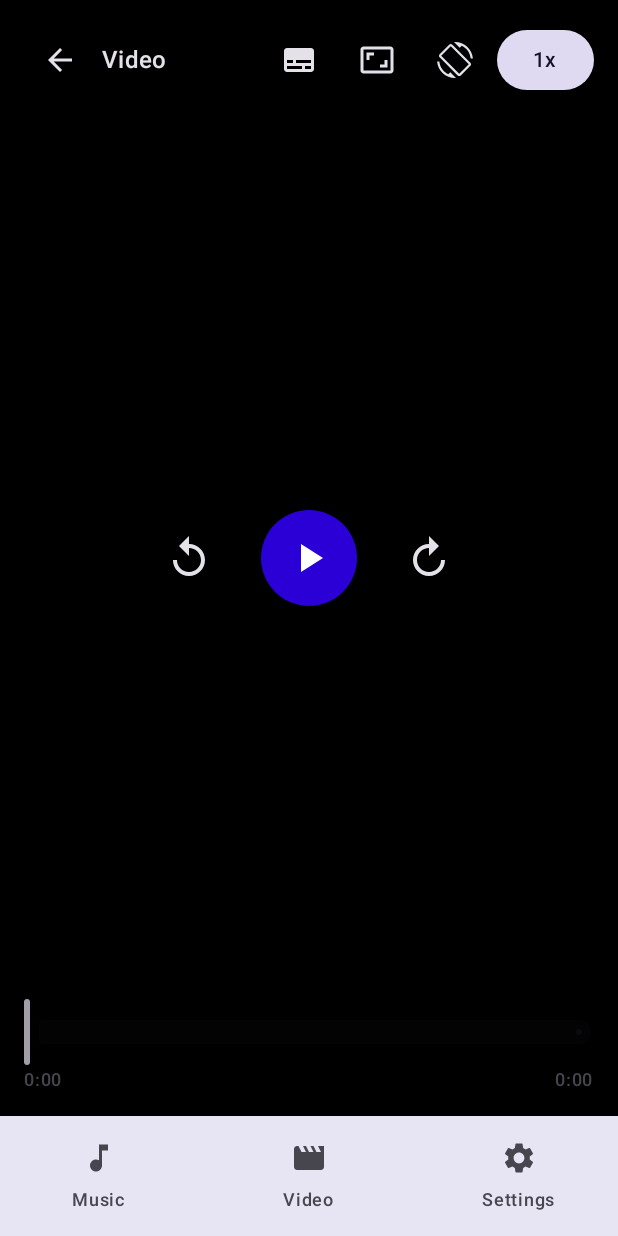
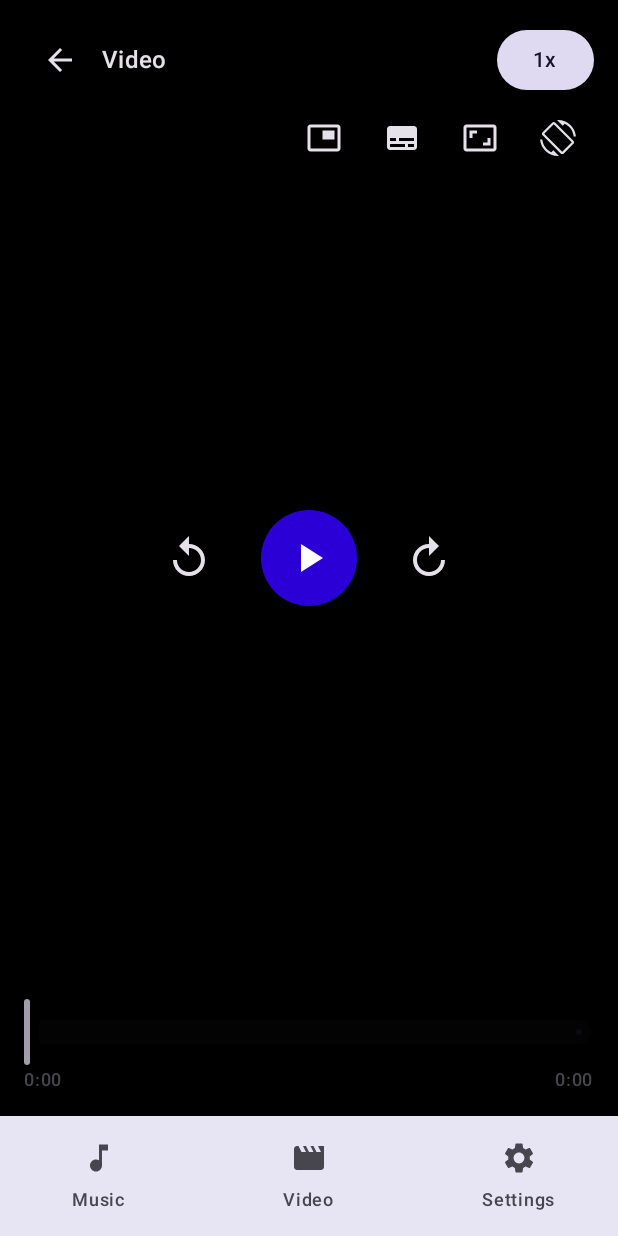
Before and after one commit to FOLISOLOMON/Soniq, an Android app built with Jetpack Compose: the VideoPlayer screen opened through its navigation route, on a phone screen of 412 x 824 dp. Run offline under Robolectric (Android 15) with nearby library versions, the phone set to English and light mode, and no system bars; our stand-ins replace Dagger/Hilt's generated code, navigation suite; libraries missing offline, so code that uses them is left out: androidx.media3.ui; 1 statement that could not run was skipped.

Commit message:
feat(release): add sleep timer, Picture-in-Picture, and externalized release signing template

```diff
--- a/app/src/main/AndroidManifest.xml
+++ b/app/src/main/AndroidManifest.xml
@@ -49,6 +49,8 @@
             android:name=".MainActivity"
             android:exported="true"
             android:launchMode="singleTop"
+            android:supportsPictureInPicture="true"
+            android:configChanges="screenSize|smallestScreenSize|screenLayout|orientation"
             android:theme="@style/Theme.Soniq.Starting"
             android:windowSoftInputMode="adjustResize">
             <intent-filter>
--- a/app/src/main/kotlin/com/soniq/player/SoniqApp.kt
+++ b/app/src/main/kotlin/com/soniq/player/SoniqApp.kt
@@ -49,7 +49,9 @@ fun SoniqApp(
     navController: NavHostController = rememberNavController(),
     playbackState: PlaybackState = PlaybackState(),
     audioEffectsState: AudioEffectsState = AudioEffectsState(),
+    sleepTimerRemainingMs: Long? = null,
     isCurrentFavorite: Boolean = false,
+    isInPipMode: Boolean = false,
     player: Player? = null,
     onPlayAudioQueue: (List<AudioTrack>, Int) -> Unit = { _, _ -> },
     onPlayNext: (AudioTrack) -> Unit = {},
@@ -76,6 +78,9 @@ fun SoniqApp(
     onSetBassBoostStrength: (Int) -> Unit = {},
     onSetGaplessEnabled: (Boolean) -> Unit = {},
     onSetCrossfadeDurationSec: (Int) -> Unit = {},
+    onStartSleepTimer: (Int) -> Unit = {},
+    onCancelSleepTimer: () -> Unit = {},
+    onEnterPip: () -> Unit = {},
     onSelectAudioTrack: (Int, Int) -> Unit = { _, _ -> },
     onSelectSubtitleTrack: (Int?, Int?) -> Unit = { _, _ -> },
     onAddExternalSubtitle: (String, String, String) -> Unit = { _, _, _ -> },
@@ -164,6 +169,9 @@ fun SoniqApp(
                             onSetBassBoostStrength = onSetBassBoostStrength,
                             onSetGaplessEnabled = onSetGaplessEnabled,
                             onSetCrossfadeDurationSec = onSetCrossfadeDurationSec,
+                            sleepTimerRemainingMs = sleepTimerRemainingMs,
+                            onStartSleepTimer = onStartSleepTimer,
+                            onCancelSleepTimer = onCancelSleepTimer,
                         )
                     },
                     videoPlayerContent = {
@@ -176,6 +184,8 @@ fun SoniqApp(
                             onSeekBy = onSeekBy,
                             onCycleSpeed = onCycleSpeed,
                             onLeaveScreen = onPauseIfVideo,
+                            isInPipMode = isInPipMode,
+                            onEnterPip = onEnterPip,
                             onSetSpeed = onSetSpeed,
                             onSelectAudioTrack = onSelectAudioTrack,
                             onSelectSubtitleTrack = onSelectSubtitleTrack,
--- a/app/src/main/kotlin/com/soniq/player/feature/player/NowPlayingScreen.kt
+++ b/app/src/main/kotlin/com/soniq/player/feature/player/NowPlayingScreen.kt
@@ -86,6 +86,9 @@ fun NowPlayingScreen(
     onSetBassBoostStrength: (Int) -> Unit = {},
     onSetGaplessEnabled: (Boolean) -> Unit = {},
     onSetCrossfadeDurationSec: (Int) -> Unit = {},
+    sleepTimerRemainingMs: Long? = null,
+    onStartSleepTimer: (Int) -> Unit = {},
+    onCancelSleepTimer: () -> Unit = {},
     playerLayout: PlayerLayout = SoniqTheme.appearance.playerLayout,
 ) {
     var showQueueSheet by remember { mutableStateOf(false) }
@@ -224,6 +227,9 @@ fun NowPlayingScreen(
             onSetBassBoostStrength = onSetBassBoostStrength,
             onSetGaplessEnabled = onSetGaplessEnabled,
             onSetCrossfadeDurationSec = onSetCrossfadeDurationSec,
+            sleepTimerRemainingMs = sleepTimerRemainingMs,
+            onStartSleepTimer = onStartSleepTimer,
+            onCancelSleepTimer = onCancelSleepTimer,
         )
     }
 }
--- a/app/src/main/kotlin/com/soniq/player/feature/player/VideoPlayerScreen.kt
+++ b/app/src/main/kotlin/com/soniq/player/feature/player/VideoPlayerScreen.kt
@@ -109,6 +109,8 @@ fun VideoPlayerScreen(
     onCycleSpeed: () -> Unit,
     onLeaveScreen: () -> Unit,
     modifier: Modifier = Modifier,
+    isInPipMode: Boolean = false,
+    onEnterPip: () -> Unit = {},
     onSetSpeed: (Float) -> Unit = {},
     onSelectAudioTrack: (Int, Int) -> Unit = { _, _ -> },
     onSelectSubtitleTrack: (Int?, Int?) -> Unit = { _, _ -> },
@@ -410,7 +412,7 @@ fun VideoPlayerScreen(
             }
         }
 
-        if (controlsVisible) {
+        if (controlsVisible && !isInPipMode) {
             Box(
                 modifier = Modifier
                     .fillMaxSize()
@@ -445,6 +447,34 @@ fun VideoPlayerScreen(
                             overflow = TextOverflow.Ellipsis,
                             modifier = Modifier.weight(1f),
                         )
+                        FilledTonalButton(
+                            onClick = {
+                                if (showSpeedRow) onCycleSpeed() else showSpeedRow = true
+                            },
+                        ) {
+                            Text(
+                                text = stringResource(
+                                    R.string.player_speed_label,
+                                    PlaybackViewModel.formatSpeed(playbackState.playbackSpeed),
+                                ),
+                            )
+                        }
+                    }
+
+                    Row(
+                        modifier = Modifier
+                            .fillMaxWidth()
+                            .horizontalScroll(rememberScrollState()),
+                        horizontalArrangement = Arrangement.spacedBy(spacing.xs, Alignment.End),
+                        verticalAlignment = Alignment.CenterVertically,
+                    ) {
+                        IconButton(onClick = onEnterPip) {
+                            Icon(
+                                painter = painterResource(R.drawable.ic_picture_in_picture),
+                                contentDescription = stringResource(R.string.video_pip_action),
+                                tint = SoniqNeutrals.DarkOnSurface,
+                            )
+                        }
                         IconButton(onClick = { showTracksSheet = true }) {
                             Icon(
                                 painter = painterResource(R.drawable.ic_subtitles),
@@ -487,18 +517,6 @@ fun VideoPlayerScreen(
                                 painter = painterResource(R.drawable.ic_screen_rotation),
                                 contentDescription = stringResource(R.string.video_orientation_toggle),
                                 tint = SoniqNeutrals.DarkOnSurface,
-                            )
-                        }
-                        FilledTonalButton(
-                            onClick = {
-                                if (showSpeedRow) onCycleSpeed() else showSpeedRow = true
-                            },
-                        ) {
-                            Text(
-                                text = stringResource(
-                                    R.string.player_speed_label,
-                                    PlaybackViewModel.formatSpeed(playbackState.playbackSpeed),
-                                ),
                             )
                         }
                     }
--- /dev/null
+++ b/app/src/main/res/drawable/ic_picture_in_picture.xml
@@ -0,0 +1,11 @@
+<?xml version="1.0" encoding="utf-8"?>
+<vector xmlns:android="http://schemas.android.com/apk/res/android"
+    android:width="24dp"
+    android:height="24dp"
+    android:tint="?android:attr/colorControlNormal"
+    android:viewportWidth="24"
+    android:viewportHeight="24">
+    <path
+        android:fillColor="@android:color/white"
+        android:pathData="M19,7h-8v6h8V7zM21,3H3C1.9,3 1,3.9 1,5v14c0,1.1 0.9,1.98 2,1.98h18c1.1,0 2,-0.88 2,-1.98V5c0,-1.1 -0.9,-2 -2,-2zm0,16.01H3V4.98h18v14.03z" />
+</vector>
```
Also changed, not shown: app/build.gradle.kts (+19 -0 lines), app/src/main/kotlin/com/soniq/player/MainActivity.kt (+62 -0 lines), app/src/main/kotlin/com/soniq/player/core/playback/SoniqPlaybackService.kt (+7 -0 lines), app/src/main/kotlin/com/soniq/player/core/playback/SoniqSleepTimerManager.kt (added, +68 -0 lines), app/src/main/kotlin/com/soniq/player/feature/player/AudioEffectsSheet.kt (+44 -0 lines), app/src/main/kotlin/com/soniq/player/feature/player/PlaybackViewModel.kt (+11 -0 lines), app/src/main/res/values/strings.xml (+7 -0 lines), 4 other files.
